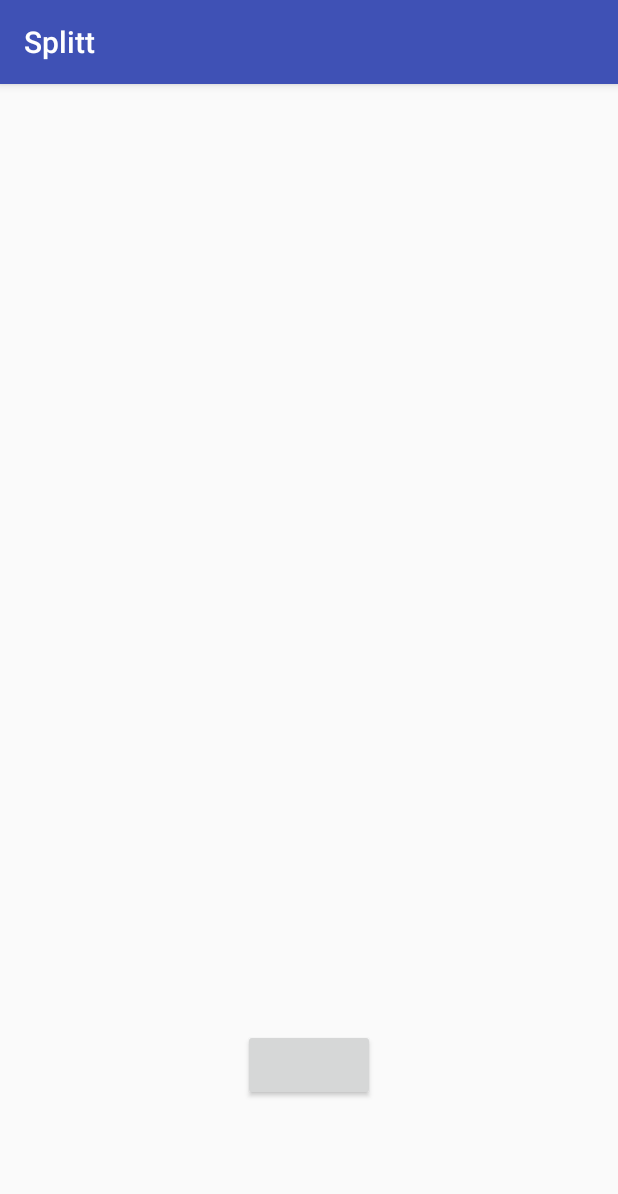
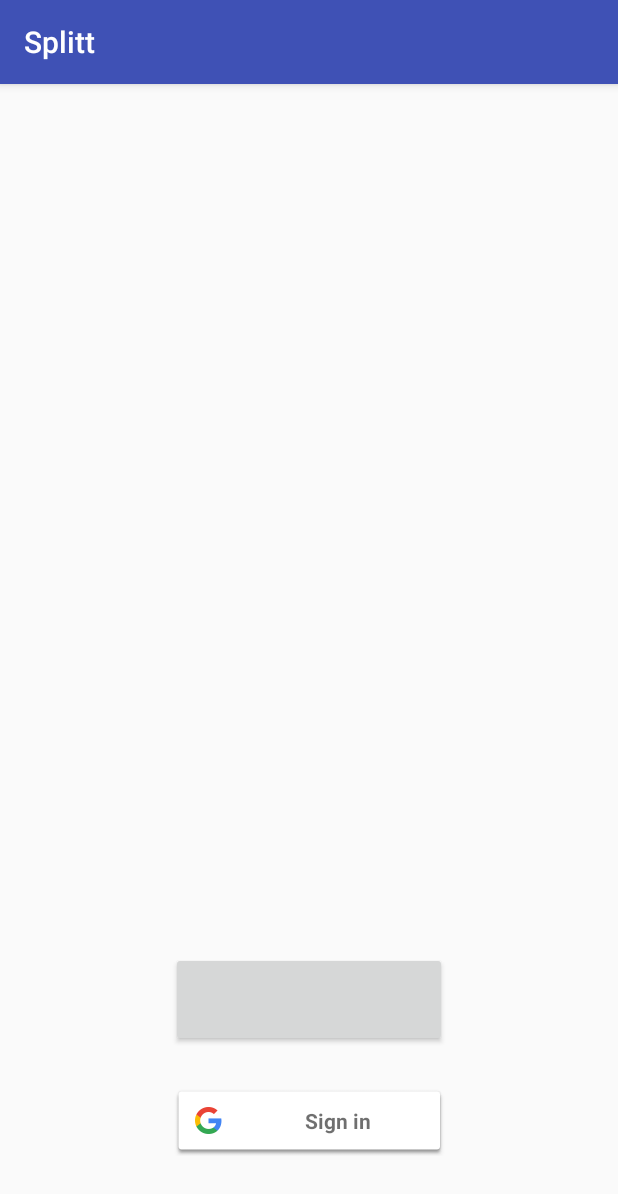
Before and after one commit to paulocalado/Splitt, an Android app: the screen it shows after launch (LoginActivity), on a phone screen of 412 x 824 dp. Shown: the top 1194 px of the screen. Run offline under Robolectric (Android 15) with nearby library versions, the phone set to English and light mode, and no system bars; libraries missing offline, so code that uses them is left out: com.facebook, com.facebook.login; plain views replace LoginButton; 2 statements that could not run were skipped.

Commit message:
Login com google
Login com google funcionando, falta ajustar questao de log-out e verificar sessao

```diff
--- a/app/build.gradle
+++ b/app/build.gradle
@@ -30,10 +30,12 @@ dependencies {
     androidTestCompile('com.android.support.test.espresso:espresso-core:2.2.2', {
         exclude group: 'com.android.support', module: 'support-annotations'
     })
+
+    compile 'com.google.android.gms:play-services-auth:11.4.0'
     compile 'com.android.support:appcompat-v7:26.0.1'
     compile 'com.facebook.android:facebook-android-sdk:[4,5)'
     compile 'com.android.support.constraint:constraint-layout:1.0.2'
-    compile 'com.google.firebase:firebase-database:10.2.1'
+    compile 'com.google.firebase:firebase-database:11.4.0'
     testCompile 'junit:junit:4.12'
 }
 
--- a/app/src/main/java/com/codgin/paulocalado/splitt/Helpers/LoginHelper.java
+++ b/app/src/main/java/com/codgin/paulocalado/splitt/Helpers/LoginHelper.java
@@ -17,7 +17,7 @@ import com.facebook.login.widget.LoginButton;
 
 public class LoginHelper {
 
-    public static void loginSuccess(LoginButton loginButton, final Context context){
+    public static void facebookLoginSuccess(LoginButton loginButton, final Context context){
 
         Profile profile = Profile.getCurrentProfile();
         Toast.makeText(context, "Ola" + profile.getFirstName(), Toast.LENGTH_LONG).show();
--- a/app/src/main/java/com/codgin/paulocalado/splitt/LoginActivity.java
+++ b/app/src/main/java/com/codgin/paulocalado/splitt/LoginActivity.java
@@ -1,6 +1,7 @@
 package com.codgin.paulocalado.splitt;
 
 import android.content.Intent;
+import android.support.annotation.NonNull;
 import android.support.v7.app.AppCompatActivity;
 import android.os.Bundle;
 import android.view.View;
@@ -13,21 +14,50 @@ import com.facebook.FacebookException;
 import com.facebook.Profile;
 import com.facebook.login.LoginResult;
 import com.facebook.login.widget.LoginButton;
+import com.google.android.gms.auth.api.Auth;
+import com.google.android.gms.auth.api.signin.GoogleSignInAccount;
+import com.google.android.gms.auth.api.signin.GoogleSignInOptions;
+import com.google.android.gms.auth.api.signin.GoogleSignInResult;
+import com.google.android.gms.common.ConnectionResult;
+import com.google.android.gms.common.SignInButton;
+import com.google.android.gms.common.api.GoogleApiClient;
 
-public class LoginActivity extends AppCompatActivity {
+public class LoginActivity extends AppCompatActivity implements GoogleApiClient.OnConnectionFailedListener,
+        View.OnClickListener {
     CallbackManager callbackManager = CallbackManager.Factory.create();
     LoginButton loginButton;
+
+    private static final int RC_SIGN_IN = 9001;
+    private  GoogleApiClient mGoogleApiClient;
+
     @Override
     protected void onCreate(Bundle savedInstanceState) {
         super.onCreate(savedInstanceState);
         setContentView(R.layout.activity_login);
+        //parte responsavel pelo Login via Google
+        GoogleSignInOptions gso = new GoogleSignInOptions.Builder(GoogleSignInOptions.DEFAULT_SIGN_IN)
+                .requestEmail()
+                .build();
+        mGoogleApiClient = new GoogleApiClient.Builder(this)
+                .enableAutoManage(this /* FragmentActivity */, this /* OnConnectionFailedListener */)
+                .addApi(Auth.GOOGLE_SIGN_IN_API, gso)
+                .build();
+
+        SignInButton signInButton = (SignInButton) findViewById(R.id.sign_in_button);
+     /*   signInButton.setOnClickListener(new View.OnClickListener() {
+            @Override
+            public void onClick(View view) {
+                signIn();
+            }
+        });*/
 
 
+        //parte responsavel pelo Login via Facebook
         loginButton = (LoginButton) findViewById(R.id.login_button);
         loginButton.registerCallback(callbackManager, new FacebookCallback<LoginResult>() {
             @Override
             public void onSuccess(LoginResult loginResult) {
-                LoginHelper.loginSuccess(loginButton, LoginActivity.this);
+                LoginHelper.facebookLoginSuccess(loginButton, LoginActivity.this);
 
             }
 
@@ -47,5 +77,45 @@ public class LoginActivity extends AppCompatActivity {
     @Override
     protected void onActivityResult(int requestCode, int resultCode, Intent data) {
         callbackManager.onActivityResult(requestCode, resultCode, data);
+
+        if (requestCode == RC_SIGN_IN) {
+            GoogleSignInResult result = Auth.GoogleSignInApi.getSignInResultFromIntent(data);
+            handleSignInResult(result);
+        }
+    }
+
+    @Override
+    public void onConnectionFailed(@NonNull ConnectionResult connectionResult) {
+
+    }
+
+
+    private void signIn() {
+        Intent signInIntent = Auth.GoogleSignInApi.getSignInIntent(mGoogleApiClient);
+        startActivityForResult(signInIntent, RC_SIGN_IN);
+    }
+
+    private void handleSignInResult(GoogleSignInResult result) {
+        if (result.isSuccess()) {
+            // Signed in successfully, show authenticated UI.
+            GoogleSignInAccount acct = result.getSignInAccount();
+            Toast.makeText(LoginActivity.this, acct.getEmail().toString(),Toast.LENGTH_LONG).show();
+        } else {
+            // Signed out, show unauthenticated UI.
+
+        }
+    }
+
+    @Override
+    public void onClick(View v) {
+        switch (v.getId()) {
+            case R.id.sign_in_button:
+                signIn();
+                break;
+
+            default:
+                break;
+
+        }
     }
 }
--- a/app/src/main/res/layout/activity_login.xml
+++ b/app/src/main/res/layout/activity_login.xml
@@ -9,15 +9,30 @@
 
     <com.facebook.login.widget.LoginButton
         android:id="@+id/login_button"
-        android:layout_width="wrap_content"
-        android:layout_height="wrap_content"
+        android:layout_width="184dp"
+        android:layout_height="63dp"
         android:layout_gravity="center_horizontal"
         android:layout_centerHorizontal="true"
+        android:layout_marginLeft="8dp"
+        app:layout_constraintLeft_toLeftOf="parent"
+        android:layout_marginRight="8dp"
+        app:layout_constraintRight_toRightOf="parent"
+        app:layout_constraintBottom_toBottomOf="parent"
+        android:layout_marginBottom="126dp"
+        tools:layout_editor_absoluteX="97dp" />
+
+    <com.google.android.gms.common.SignInButton
+        android:id="@+id/sign_in_button"
+        android:layout_width="183dp"
+        android:layout_height="47dp"
         app:layout_constraintLeft_toLeftOf="parent"
         app:layout_constraintRight_toRightOf="parent"
+        android:layout_marginRight="8dp"
         android:layout_marginLeft="8dp"
-        android:layout_marginRight="8dp"
         app:layout_constraintBottom_toBottomOf="parent"
-        android:layout_marginBottom="90dp" />
+        android:layout_marginBottom="53dp"
+        app:layout_constraintHorizontal_bias="0.501"
+        tools:layout_editor_absoluteY="411dp"
+        tools:layout_editor_absoluteX="65dp" />
 
 </android.support.constraint.ConstraintLayout>
--- a/build.gradle
+++ b/build.gradle
@@ -7,6 +7,7 @@ buildscript {
     dependencies {
         classpath 'com.android.tools.build:gradle:2.3.3'
         classpath 'com.google.gms:google-services:3.1.0'
+
         // NOTE: Do not place your application dependencies here; they belong
         // in the individual module build.gradle files
     }
```
